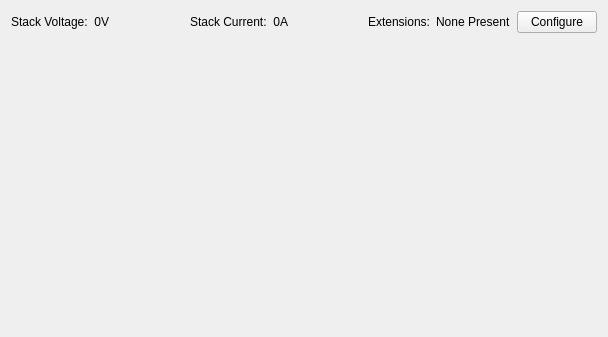
Tinkerforge/brickv, file src/brickv/plugin_system/plugins/master/ui/master.ui: the form before one commit.
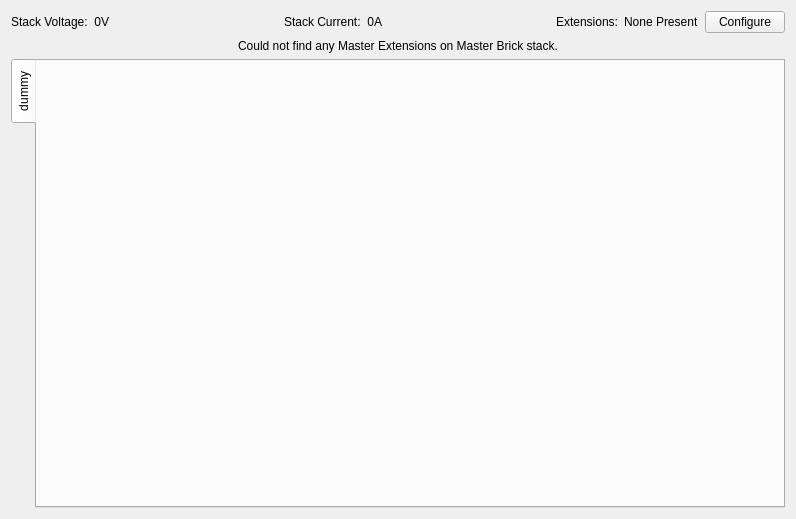
The form after the commit.

Commit message:
Unify style of Extension UI
Use tab and scroll widgets instead of trying to cram everything into
one widget.

The edit to the form file:
```diff
--- a/src/brickv/plugin_system/plugins/master/ui/master.ui
+++ b/src/brickv/plugin_system/plugins/master/ui/master.ui
@@ -6,24 +6,14 @@
    <rect>
     <x>0</x>
     <y>0</y>
-    <width>608</width>
-    <height>337</height>
+    <width>796</width>
+    <height>519</height>
    </rect>
   </property>
   <property name="windowTitle">
    <string>Form</string>
   </property>
-  <layout class="QHBoxLayout" name="horizontalLayout_2">
-   <item>
-    <layout class="QHBoxLayout" name="horizontal_layout">
-     <property name="spacing">
-      <number>6</number>
-     </property>
-     <item>
-      <layout class="QVBoxLayout" name="main_vlayout">
-       <property name="spacing">
-        <number>6</number>
-       </property>
+  <layout class="QVBoxLayout" name="verticalLayout">
        <item>
         <layout class="QHBoxLayout" name="horizontalLayout">
          <item>
@@ -110,24 +100,29 @@
         </layout>
        </item>
        <item>
-        <layout class="QHBoxLayout" name="extension_layout"/>
+    <widget class="QLabel" name="label_no_extension">
+     <property name="text">
+      <string>Could not find any Master Extensions on Master Brick stack.</string>
+     </property>
+     <property name="alignment">
+      <set>Qt::AlignCenter</set>
+     </property>
+    </widget>
        </item>
        <item>
-        <spacer name="verticalSpacer">
-         <property name="orientation">
-          <enum>Qt::Vertical</enum>
-         </property>
-         <property name="sizeHint" stdset="0">
-          <size>
-           <width>20</width>
-           <height>0</height>
-          </size>
-         </property>
-        </spacer>
-       </item>
-      </layout>
-     </item>
-    </layout>
+    <widget class="QTabWidget" name="tab_widget">
+     <property name="tabPosition">
+      <enum>QTabWidget::West</enum>
+     </property>
+     <property name="currentIndex">
+      <number>0</number>
+     </property>
+     <widget class="QWidget" name="tab">
+      <attribute name="title">
+       <string>dummy</string>
+      </attribute>
+     </widget>
+    </widget>
    </item>
   </layout>
  </widget>
```
Lines whose indentation alone changed are shown as unchanged. The commit also changes 12 other files.
